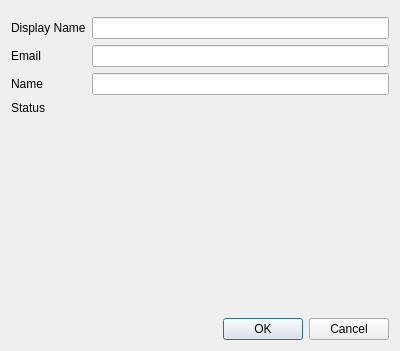
Old version of the form src/presentation/profile/profiledialog.ui in the repository N0vemberRain/wch-desktop.
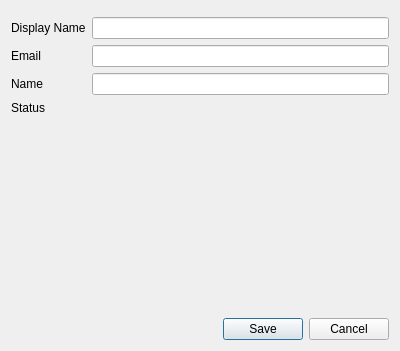
New version of the form. Custom widgets are drawn as their Qt base class.

Diff of the .ui file:
```diff
--- a/src/presentation/profile/profiledialog.ui
+++ b/src/presentation/profile/profiledialog.ui
@@ -84,7 +84,7 @@
       <enum>Qt::Orientation::Horizontal</enum>
      </property>
      <property name="standardButtons">
-      <set>QDialogButtonBox::StandardButton::Cancel|QDialogButtonBox::StandardButton::Ok</set>
+      <set>QDialogButtonBox::StandardButton::Cancel|QDialogButtonBox::StandardButton::Save</set>
      </property>
     </widget>
    </item>
```
Left out of the diff: 51 changed lines with no effect on the pictures.
